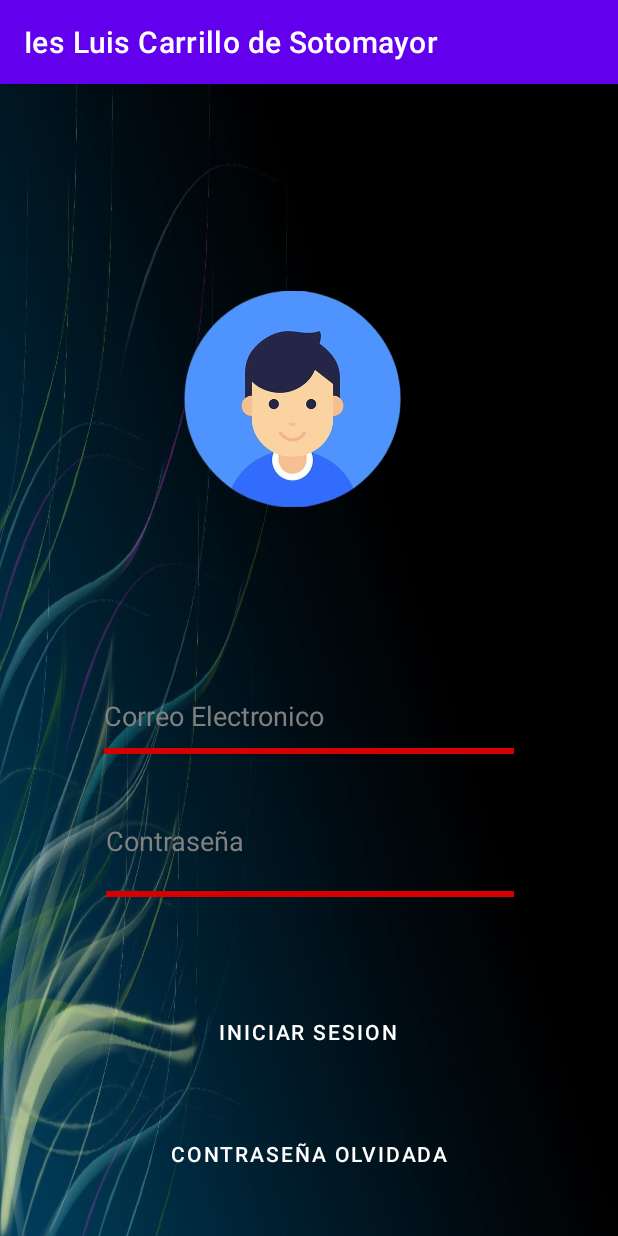
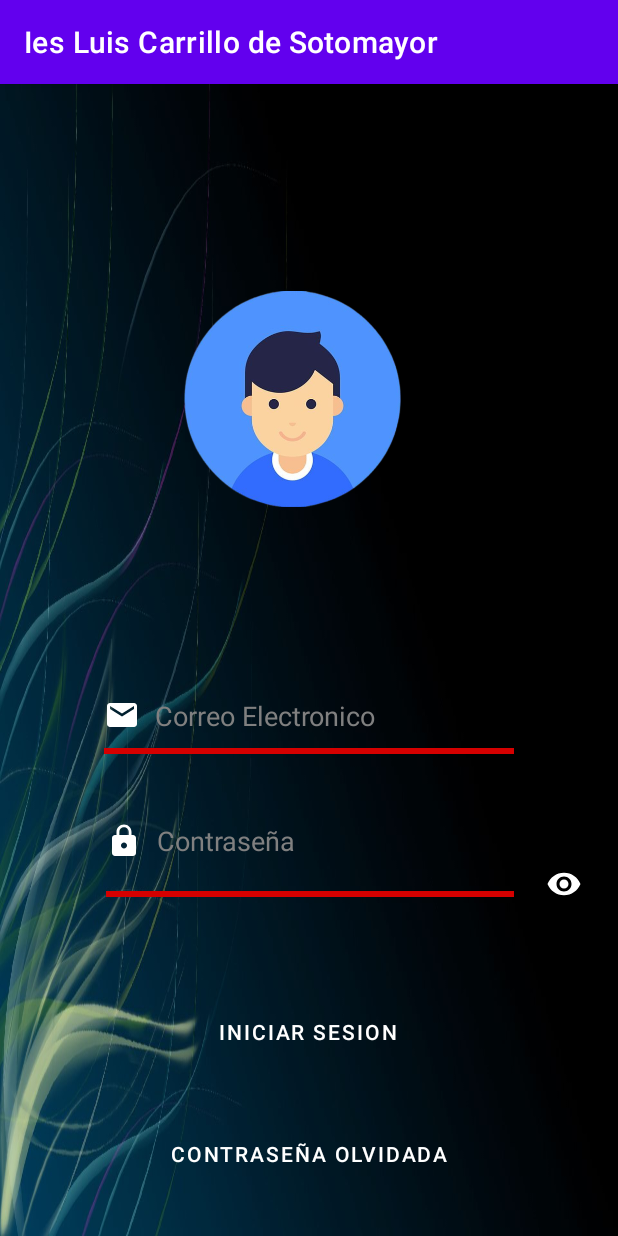
Before and after one commit to Xxjorge20/ProyectoFinalDAMJLBSVA, an Android app: the screen it shows after launch (MainActivity), on a phone screen of 412 x 824 dp. Run offline under Robolectric (Android 15) with nearby library versions, the phone set to English and light mode, and no system bars; our stand-ins replace Firebase (no records; nobody signed in at launch, a user with empty details on screens opened directly); 2 statements that could not run were skipped.

Commit message:
Implementacion de boton de retroceso e implementacion de cambio de contraseña del usuario y mostrar contraseña

```diff
--- /dev/null
+++ b/app/src/main/res/drawable/anadiruser.xml
@@ -0,0 +1,5 @@
+<vector android:height="24dp" android:tint="#FFFFFF"
+    android:viewportHeight="24" android:viewportWidth="24"
+    android:width="24dp" xmlns:android="http://schemas.android.com/apk/res/android">
+    <path android:fillColor="@android:color/white" android:pathData="M15,12c2.21,0 4,-1.79 4,-4s-1.79,-4 -4,-4 -4,1.79 -4,4 1.79,4 4,4zM6,10L6,7L4,7v3L1,10v2h3v3h2v-3h3v-2L6,10zM15,14c-2.67,0 -8,1.34 -8,4v2h16v-2c0,-2.66 -5.33,-4 -8,-4z"/>
+</vector>
--- /dev/null
+++ b/app/src/main/res/drawable/config.xml
@@ -0,0 +1,6 @@
+<vector android:height="24dp" android:tint="#FFFFFF"
+    android:viewportHeight="24" android:viewportWidth="24"
+    android:width="24dp" xmlns:android="http://schemas.android.com/apk/res/android">
+    <path android:fillColor="@android:color/white" android:pathData="M13.7827,15.1719l2.1213,-2.1213l5.9962,5.9962l-2.1213,2.1213z"/>
+    <path android:fillColor="@android:color/white" android:pathData="M17.5,10c1.93,0 3.5,-1.57 3.5,-3.5c0,-0.58 -0.16,-1.12 -0.41,-1.6l-2.7,2.7L16.4,6.11l2.7,-2.7C18.62,3.16 18.08,3 17.5,3C15.57,3 14,4.57 14,6.5c0,0.41 0.08,0.8 0.21,1.16l-1.85,1.85l-1.78,-1.78l0.71,-0.71L9.88,5.61L12,3.49c-1.17,-1.17 -3.07,-1.17 -4.24,0L4.22,7.03l1.41,1.41H2.81L2.1,9.15l3.54,3.54l0.71,-0.71V9.15l1.41,1.41l0.71,-0.71l1.78,1.78l-7.41,7.41l2.12,2.12L16.34,9.79C16.7,9.92 17.09,10 17.5,10z"/>
+</vector>
--- /dev/null
+++ b/app/src/main/res/drawable/email.xml
@@ -0,0 +1,5 @@
+<vector android:height="24dp" android:tint="#FFFFFF"
+    android:viewportHeight="24" android:viewportWidth="24"
+    android:width="24dp" xmlns:android="http://schemas.android.com/apk/res/android">
+    <path android:fillColor="@android:color/white" android:pathData="M20,4L4,4c-1.1,0 -1.99,0.9 -1.99,2L2,18c0,1.1 0.9,2 2,2h16c1.1,0 2,-0.9 2,-2L22,6c0,-1.1 -0.9,-2 -2,-2zM20,8l-8,5 -8,-5L4,6l8,5 8,-5v2z"/>
+</vector>
--- /dev/null
+++ b/app/src/main/res/drawable/eyepassword.xml
@@ -0,0 +1,5 @@
+<vector android:height="24dp" android:tint="#FFFFFF"
+    android:viewportHeight="24" android:viewportWidth="24"
+    android:width="24dp" xmlns:android="http://schemas.android.com/apk/res/android">
+    <path android:fillColor="@android:color/white" android:pathData="M12,4.5C7,4.5 2.73,7.61 1,12c1.73,4.39 6,7.5 11,7.5s9.27,-3.11 11,-7.5c-1.73,-4.39 -6,-7.5 -11,-7.5zM12,17c-2.76,0 -5,-2.24 -5,-5s2.24,-5 5,-5 5,2.24 5,5 -2.24,5 -5,5zM12,9c-1.66,0 -3,1.34 -3,3s1.34,3 3,3 3,-1.34 3,-3 -1.34,-3 -3,-3z"/>
+</vector>
--- /dev/null
+++ b/app/src/main/res/drawable/password.xml
@@ -0,0 +1,5 @@
+<vector android:height="24dp" android:tint="#FFFFFF"
+    android:viewportHeight="24" android:viewportWidth="24"
+    android:width="24dp" xmlns:android="http://schemas.android.com/apk/res/android">
+    <path android:fillColor="@android:color/white" android:pathData="M18,8h-1L17,6c0,-2.76 -2.24,-5 -5,-5S7,3.24 7,6v2L6,8c-1.1,0 -2,0.9 -2,2v10c0,1.1 0.9,2 2,2h12c1.1,0 2,-0.9 2,-2L20,10c0,-1.1 -0.9,-2 -2,-2zM12,17c-1.1,0 -2,-0.9 -2,-2s0.9,-2 2,-2 2,0.9 2,2 -0.9,2 -2,2zM15.1,8L8.9,8L8.9,6c0,-1.71 1.39,-3.1 3.1,-3.1 1.71,0 3.1,1.39 3.1,3.1v2z"/>
+</vector>
--- /dev/null
+++ b/app/src/main/res/drawable/veruser.xml
@@ -0,0 +1,5 @@
+<vector android:height="24dp" android:tint="#FFFFFF"
+    android:viewportHeight="24" android:viewportWidth="24"
+    android:width="24dp" xmlns:android="http://schemas.android.com/apk/res/android">
+    <path android:fillColor="@android:color/white" android:pathData="M12,12c2.21,0 4,-1.79 4,-4s-1.79,-4 -4,-4 -4,1.79 -4,4 1.79,4 4,4zM12,14c-2.67,0 -8,1.34 -8,4v2h16v-2c0,-2.66 -5.33,-4 -8,-4z"/>
+</vector>
--- a/app/src/main/res/layout/activity_main.xml
+++ b/app/src/main/res/layout/activity_main.xml
@@ -23,17 +23,20 @@
         app:layout_constraintStart_toStartOf="parent" />
 
     <EditText
+
         android:id="@+id/correo"
         android:layout_width="281dp"
         android:layout_height="64dp"
+        android:drawableLeft="@drawable/email"
+        android:drawablePadding="10dp"
         android:layout_marginBottom="8dp"
         android:backgroundTint="#D50000"
         android:backgroundTintMode="src_over"
         android:ems="10"
         android:hint="Correo Electronico"
         android:inputType="textPersonName"
+        android:textColor="@color/white"
         android:textColorHint="@color/gris"
-        android:textColor="@color/white"
         app:layout_constraintBottom_toTopOf="@+id/EscribirContrasena"
         app:layout_constraintEnd_toEndOf="parent"
         app:layout_constraintStart_toStartOf="parent" />
@@ -41,6 +44,8 @@
     <EditText
         android:id="@+id/EscribirContrasena"
         android:layout_width="280dp"
+        android:drawableLeft="@drawable/password"
+        android:drawablePadding="10dp"
         android:layout_height="87dp"
         android:layout_marginBottom="40dp"
         android:backgroundTint="#D50000"
@@ -53,6 +58,20 @@
         app:layout_constraintBottom_toTopOf="@+id/sesion"
         app:layout_constraintEnd_toEndOf="parent"
         app:layout_constraintHorizontal_bias="0.503"
+        app:layout_constraintStart_toStartOf="parent" />
+
+
+    <ImageButton
+        android:id="@+id/verContrasena"
+        android:layout_width="39dp"
+        android:layout_height="37dp"
+        android:layout_marginBottom="216dp"
+        android:background="#00FFFFFF"
+        android:backgroundTint="#FFFFFF"
+        android:src="@drawable/eyepassword"
+        app:layout_constraintBottom_toBottomOf="parent"
+        app:layout_constraintEnd_toEndOf="parent"
+        app:layout_constraintHorizontal_bias="0.956"
         app:layout_constraintStart_toStartOf="parent" />
 
     <Button
--- a/app/src/main/res/layout/activity_registro.xml
+++ b/app/src/main/res/layout/activity_registro.xml
@@ -9,6 +9,7 @@
 
     <EditText
         android:id="@+id/Nombre"
+        android:textColor="@color/white"
         android:layout_width="wrap_content"
         android:layout_height="wrap_content"
         android:layout_marginBottom="4dp"
@@ -25,6 +26,7 @@
     <EditText
         android:id="@+id/apellidos"
         android:layout_width="wrap_content"
+        android:textColor="@color/white"
         android:layout_height="wrap_content"
         android:layout_marginBottom="8dp"
         android:backgroundTint="#FFFFFF"
@@ -53,6 +55,7 @@
         android:id="@+id/email"
         android:layout_width="wrap_content"
         android:layout_height="wrap_content"
+        android:textColor="@color/white"
         android:layout_marginBottom="4dp"
         android:backgroundTint="#FFFFFF"
         android:ems="10"
@@ -66,6 +69,7 @@
 
     <EditText
         android:id="@+id/password"
+        android:textColor="@color/white"
         android:layout_width="wrap_content"
         android:layout_height="wrap_content"
         android:layout_marginBottom="40dp"
@@ -104,6 +108,7 @@
 
     <TextView
         android:id="@+id/textView"
+        android:textColor="@color/white"
         android:layout_width="159dp"
         android:layout_height="25dp"
         android:layout_marginBottom="32dp"
--- a/app/src/main/res/layout/fragment_configuracion.xml
+++ b/app/src/main/res/layout/fragment_configuracion.xml
@@ -56,7 +56,7 @@
         android:layout_marginTop="40dp"
         android:background="@drawable/borde_edittext"
         android:ems="10"
-        android:hint="Contraseña"
+        android:hint="Correo Electronico"
         android:inputType="textPersonName"
         android:paddingStart="15dp"
         android:textColor="@color/white"
@@ -73,7 +73,7 @@
         android:layout_height="wrap_content"
         android:layout_marginTop="20dp"
         android:background="@drawable/boton_neon"
-        android:text="Cambiar Contraseña"
+        android:text="Enviar recordatorio de contraseña"
         android:textColor="@color/white"
         android:textSize="20sp"
         app:layout_constraintEnd_toEndOf="parent"
```
Also changed, not shown: app/src/main/java/InicioSesion/MainActivity.kt (+23 -1 lines), app/src/main/java/InicioSesion/RegistroFragment.kt (+11 -0 lines), app/src/main/java/MenuConjunto/AcercaDe.kt (+9 -1 lines), app/src/main/java/MenuConjunto/Configuracion.kt (+21 -10 lines), app/src/main/java/ParteUsuarios/InicioFragment.kt (+9 -1 lines), app/src/main/java/ies/luiscarrillo/proyectofinaldamjlbsva/Datos/ParteIncidencias/Menu/CasaFragment.kt (+11 -0 lines), app/src/main/java/ies/luiscarrillo/proyectofinaldamjlbsva/Datos/ParteIncidencias/Menu/InsertarIncidenciaFragment.kt (+9 -0 lines), app/src/main/java/ies/luiscarrillo/proyectofinaldamjlbsva/Datos/ParteIncidencias/Menu/ModificarIncidencia.kt (+9 -1 lines), app/src/main/res/drawable/acercade.xml (added, +7 -0 lines), app/src/main/res/menu/nav_menu.xml (+8 -3 lines).
